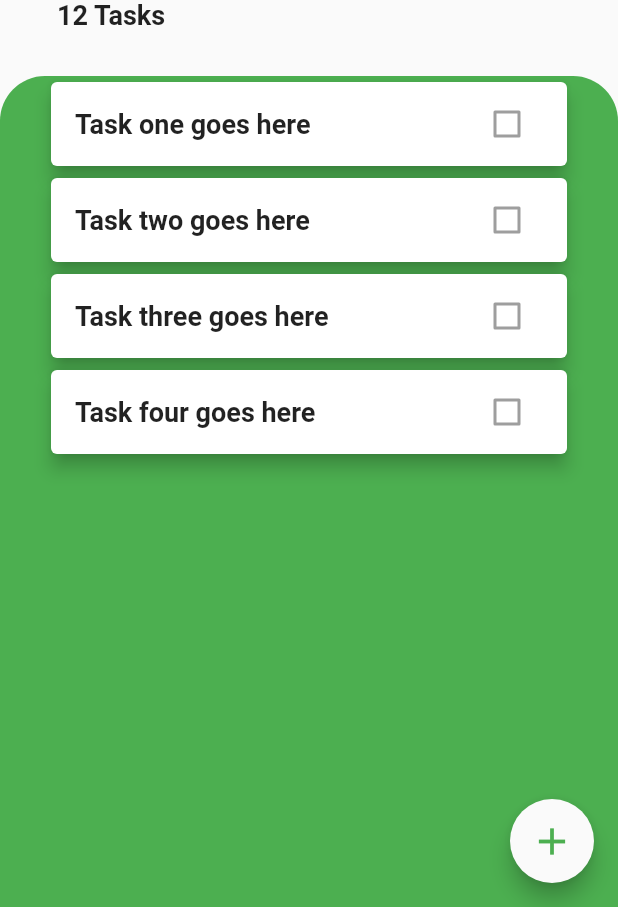
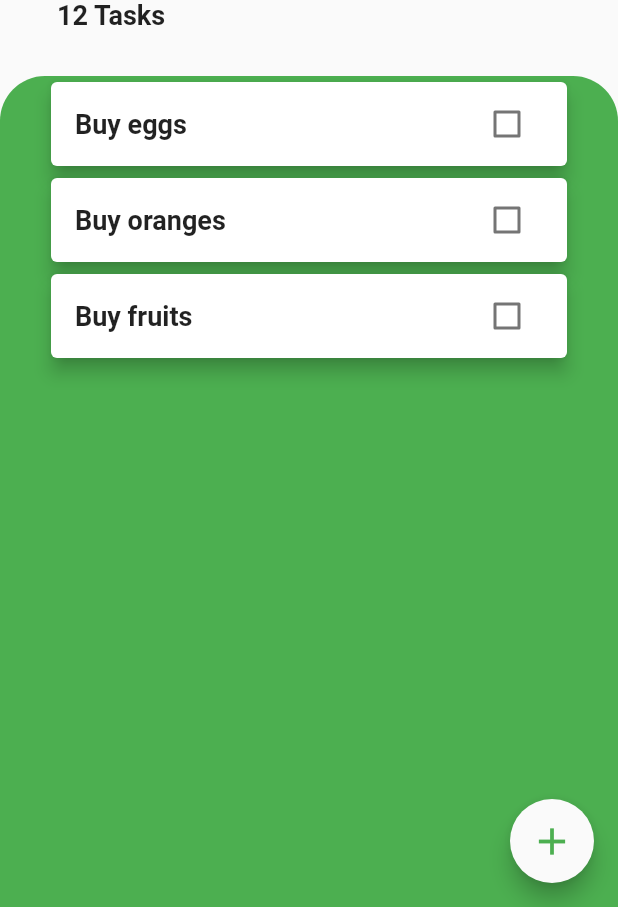
Before and after one commit to mjhossain/FlutterApps, a Flutter app: the screen it shows after launch, on a phone screen of 412 x 824 dp, the part 329-1236 px from its top. Run offline on Flutter 3.47's test engine with Material 2 defaults, Android fonts, the phone set to English and light mode, and no system bars; our stand-ins replace audioplayers, cloud_firestore, firebase_auth, font_awesome_flutter, modal_progress_hud, rflutter_alert; accounts and stored records are empty.

Commit message:
Individual Task Completed

```diff
--- /dev/null
+++ b/todoey/lib/models/task.dart
@@ -0,0 +1,10 @@
+class Task {
+  String name;
+  bool isDone;
+
+  Task({this.name, this.isDone = false});
+
+  void toggleTaskState() {
+    isDone = !isDone;
+  }
+}
--- a/todoey/lib/widgets/task.dart
+++ /dev/null
@@ -1,24 +0,0 @@
-import 'package:flutter/material.dart';
-
-class Task extends StatelessWidget {
-  Task({@required this.task});
-
-  final String task;
-
-  @override
-  Widget build(BuildContext context) {
-    return Card(
-      elevation: 5,
-      child: ListTile(
-        title: Text(
-          task,
-          style: TextStyle(
-            fontSize: 18.0,
-            fontWeight: FontWeight.bold,
-          ),
-        ),
-        trailing: Checkbox(value: false, onChanged: null),
-      ),
-    );
-  }
-}
--- /dev/null
+++ b/todoey/lib/widgets/task_tile.dart
@@ -0,0 +1,31 @@
+import 'package:flutter/material.dart';
+
+class TaskTile extends StatelessWidget {
+  TaskTile({this.name, this.isChecked, this.toggleCheckboxState});
+
+  final bool isChecked;
+  final String name;
+  final Function toggleCheckboxState;
+
+  @override
+  Widget build(BuildContext context) {
+    return Card(
+      elevation: 5,
+      child: ListTile(
+        title: Text(
+          name,
+          style: TextStyle(
+            fontSize: 18.0,
+            fontWeight: FontWeight.bold,
+            decoration: isChecked ? TextDecoration.lineThrough : null,
+          ),
+        ),
+        trailing: Checkbox(
+          value: isChecked,
+          onChanged: toggleCheckboxState,
+          activeColor: Colors.green,
+        ),
+      ),
+    );
+  }
+}
--- a/todoey/lib/widgets/tasks_list.dart
+++ b/todoey/lib/widgets/tasks_list.dart
@@ -1,26 +1,36 @@
 import 'package:flutter/material.dart';
-import 'package:todoey/widgets/task.dart';
+import 'package:todoey/widgets/task_tile.dart';
+import 'package:todoey/models/task.dart';
 
-class TasksList extends StatelessWidget {
+class TasksList extends StatefulWidget {
+  @override
+  _TasksListState createState() => _TasksListState();
+}
+
+class _TasksListState extends State<TasksList> {
+  List<Task> tasks = [
+    Task(name: 'Buy eggs'),
+    Task(name: 'Buy oranges'),
+    Task(name: 'Buy fruits'),
+  ];
+
   @override
   Widget build(BuildContext context) {
     return Padding(
       padding: EdgeInsets.only(right: 30.0, left: 30.0),
-      child: ListView(
-        children: [
-          Task(
-            task: 'Task one goes here',
-          ),
-          Task(
-            task: 'Task two goes here',
-          ),
-          Task(
-            task: 'Task three goes here',
-          ),
-          Task(
-            task: 'Task four goes here',
-          ),
-        ],
+      child: ListView.builder(
+        itemBuilder: (context, index) {
+          return TaskTile(
+            name: tasks[index].name,
+            isChecked: tasks[index].isDone,
+            toggleCheckboxState: (checkboxState) {
+              setState(() {
+                tasks[index].toggleTaskState();
+              });
+            },
+          );
+        },
+        itemCount: tasks.length,
       ),
     );
   }
```
